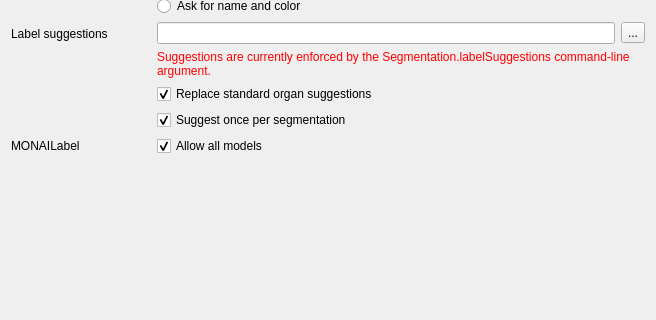
Qt form Plugins/org.mitk.gui.qt.segmentation/src/QmitkSegmentationPreferencePageControls.ui (MITK/MITK) before a commit; both pictures show x 0 to 656 and y 207 to 527 of the 656 by 779 pixel window.
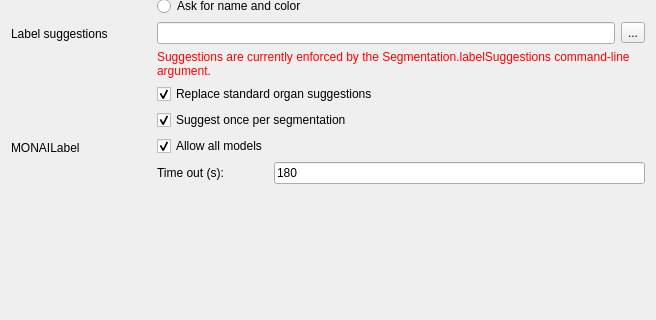
The same form after that commit.

Commit message: Add time out setting for Monailabel tool

What changed in the file:
```diff
--- a/Plugins/org.mitk.gui.qt.segmentation/src/QmitkSegmentationPreferencePageControls.ui
+++ b/Plugins/org.mitk.gui.qt.segmentation/src/QmitkSegmentationPreferencePageControls.ui
@@ -217,6 +217,8 @@
     </widget>
    </item>
    <item row="8" column="1">
+   <layout class="QGridLayout" name="gridLayout_3">
+    <item row="0" column="0">
     <widget class="QCheckBox" name="allowAllModelsCheckBox">
      <property name="toolTip">
       <string>If checked, all models are visible.</string>
@@ -228,6 +230,28 @@
 	  <bool>true</bool>
 	 </property>
     </widget>
+   </item>
+   <item row="1" column="0">
+    <widget class="QLabel" name="timeoutLabel">
+     <property name="sizePolicy">
+      <sizepolicy hsizetype="Preferred" vsizetype="Preferred">
+       <horstretch>0</horstretch>
+       <verstretch>0</verstretch>
+      </sizepolicy>
+     </property>
+     <property name="text">
+      <string>Time out (s):</string>
+     </property>
+    </widget>
+   </item>
+   <item row="1" column="1">
+    <widget class="QLineEdit" name="monaiTimeoutEdit">
+     <property name="text">
+      <string>180</string>
+     </property>
+    </widget>
+   </item>
+   </layout>
    </item>
    <item row="9" column="1">
     <spacer name="verticalSpacer">
```
Left out of the diff: 6 changed lines with no effect on the pictures. The commit also changes 4 other files.
